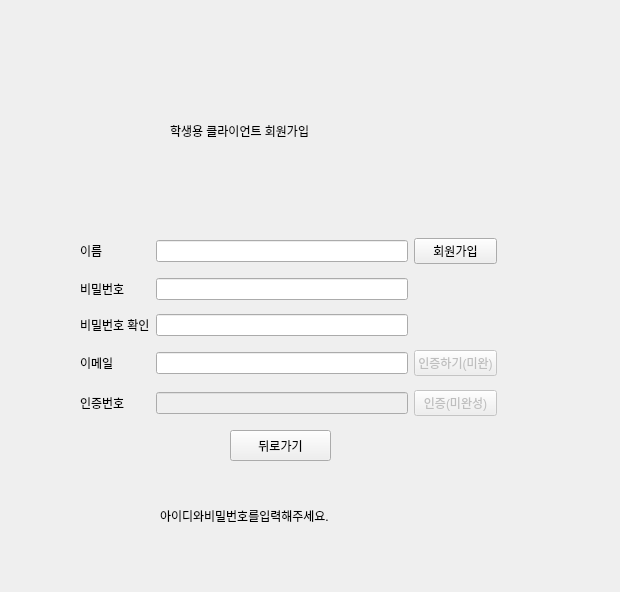
Qt form untitled.ui (Eduappproject/education_application) before a commit.
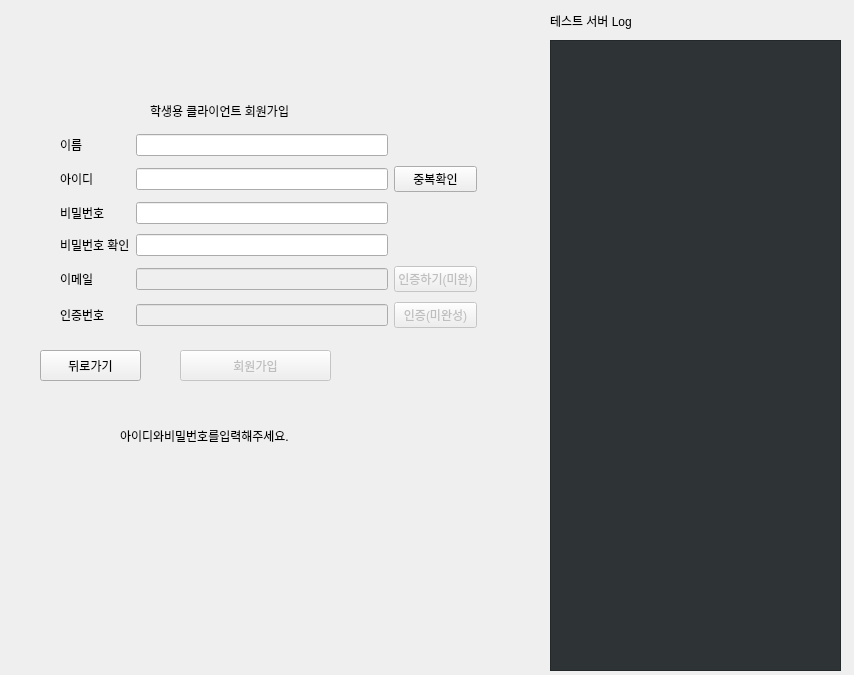
The same form after that commit. The open tabs and pages were chosen to show the change.

Commit message: 페이지 이동만 구현

What changed in the file:
```diff
--- a/untitled.ui
+++ b/untitled.ui
@@ -6,8 +6,8 @@
    <rect>
     <x>0</x>
     <y>0</y>
-    <width>620</width>
-    <height>592</height>
+    <width>854</width>
+    <height>675</height>
    </rect>
   </property>
   <property name="windowTitle">
@@ -19,10 +19,10 @@
   <widget class="QStackedWidget" name="stackedWidget">
    <property name="geometry">
     <rect>
-     <x>30</x>
-     <y>30</y>
-     <width>571</width>
-     <height>541</height>
+     <x>10</x>
+     <y>10</y>
+     <width>531</width>
+     <height>641</height>
     </rect>
    </property>
    <property name="currentIndex">
@@ -165,26 +165,30 @@
      <property name="geometry">
       <rect>
        <x>50</x>
-       <y>200</y>
+       <y>120</y>
        <width>417</width>
-       <height>198</height>
+       <height>206</height>
       </rect>
      </property>
      <layout class="QGridLayout" name="gridLayout_2">
-      <item row="3" column="1">
-       <widget class="QLineEdit" name="lineEdit_email"/>
+      <item row="4" column="1">
+       <widget class="QLineEdit" name="lineEdit_email">
+        <property name="enabled">
+         <bool>false</bool>
+        </property>
+       </widget>
       </item>
-      <item row="1" column="1">
+      <item row="2" column="1">
        <widget class="QLineEdit" name="lineEdit_new_pw"/>
       </item>
-      <item row="1" column="0">
+      <item row="2" column="0">
        <widget class="QLabel" name="label_11">
         <property name="text">
          <string>비밀번호</string>
         </property>
        </widget>
       </item>
-      <item row="3" column="2">
+      <item row="4" column="2">
        <widget class="QPushButton" name="EmailCheckPushButton">
         <property name="enabled">
          <bool>false</bool>
@@ -194,48 +198,48 @@
         </property>
        </widget>
       </item>
-      <item row="2" column="1">
+      <item row="3" column="1">
        <widget class="QLineEdit" name="lineEdit_new_pw_check"/>
       </item>
-      <item row="0" column="1">
+      <item row="1" column="1">
        <widget class="QLineEdit" name="lineEdit_new_id"/>
       </item>
-      <item row="0" column="0">
+      <item row="1" column="0">
        <widget class="QLabel" name="label_10">
         <property name="text">
-         <string>이름</string>
+         <string>아이디</string>
         </property>
        </widget>
       </item>
-      <item row="2" column="0">
+      <item row="3" column="0">
        <widget class="QLabel" name="label_12">
         <property name="text">
          <string>비밀번호 확인</string>
         </property>
        </widget>
       </item>
-      <item row="3" column="0">
+      <item row="4" column="0">
        <widget class="QLabel" name="label_13">
         <property name="text">
          <string>이메일</string>
         </property>
        </widget>
       </item>
-      <item row="4" column="0">
+      <item row="5" column="0">
        <widget class="QLabel" name="label_14">
         <property name="text">
          <string>인증번호</string>
         </property>
        </widget>
       </item>
-      <item row="4" column="1">
+      <item row="5" column="1">
        <widget class="QLineEdit" name="lineEdit_email_check">
         <property name="enabled">
          <bool>false</bool>
         </property>
        </widget>
       </item>
-      <item row="4" column="2">
+      <item row="5" column="2">
        <widget class="QPushButton" name="EmailCheckNumberPushButton">
         <property name="enabled">
          <bool>false</bool>
@@ -245,10 +249,20 @@
         </property>
        </widget>
       </item>
-      <item row="0" column="2">
-       <widget class="QPushButton" name="SignUpPushButton_2">
+      <item row="0" column="0">
+       <widget class="QLabel" name="label_15">
         <property name="text">
-         <string>회원가입</string>
+         <string>이름</string>
+        </property>
+       </widget>
+      </item>
+      <item row="0" column="1">
+       <widget class="QLineEdit" name="lineEdit_new_name"/>
+      </item>
+      <item row="1" column="2">
+       <widget class="QPushButton" name="SignUpPushButton_3">
+        <property name="text">
+         <string>중복확인</string>
         </property>
        </widget>
       </item>
@@ -257,8 +271,8 @@
     <widget class="QPushButton" name="BackButton">
      <property name="geometry">
       <rect>
-       <x>200</x>
-       <y>400</y>
+       <x>30</x>
+       <y>340</y>
        <width>101</width>
        <height>31</height>
       </rect>
@@ -270,8 +284,8 @@
     <widget class="QLabel" name="SignUpLabel">
      <property name="geometry">
       <rect>
-       <x>130</x>
-       <y>450</y>
+       <x>110</x>
+       <y>390</y>
        <width>291</width>
        <height>71</height>
       </rect>
@@ -280,6 +294,22 @@
       <string>아이디와비밀번호를입력해주세요.</string>
      </property>
     </widget>
+    <widget class="QPushButton" name="SignUpPushButton_2">
+     <property name="enabled">
+      <bool>false</bool>
+     </property>
+     <property name="geometry">
+      <rect>
+       <x>170</x>
+       <y>340</y>
+       <width>151</width>
+       <height>31</height>
+      </rect>
+     </property>
+     <property name="text">
+      <string>회원가입</string>
+     </property>
+    </widget>
    </widget>
    <widget class="QWidget" name="page_2">
     <widget class="QLabel" name="label_4">
@@ -384,6 +414,33 @@
     </widget>
    </widget>
   </widget>
+  <widget class="QLabel" name="label_16">
+   <property name="geometry">
+    <rect>
+     <x>550</x>
+     <y>10</y>
+     <width>221</width>
+     <height>21</height>
+    </rect>
+   </property>
+   <property name="text">
+    <string>테스트 서버 Log</string>
+   </property>
+  </widget>
+  <widget class="QTextBrowser" name="logTextBrowser">
+   <property name="geometry">
+    <rect>
+     <x>550</x>
+     <y>40</y>
+     <width>291</width>
+     <height>631</height>
+    </rect>
+   </property>
+   <property name="styleSheet">
+    <string notr="true">background-color: rgb(46, 52, 54);
+color: rgb(138, 226, 52);</string>
+   </property>
+  </widget>
  </widget>
  <resources/>
  <connections/>
```
Left out of the diff: 27 changed lines with no effect on the pictures. The commit also changes 1 other file.
